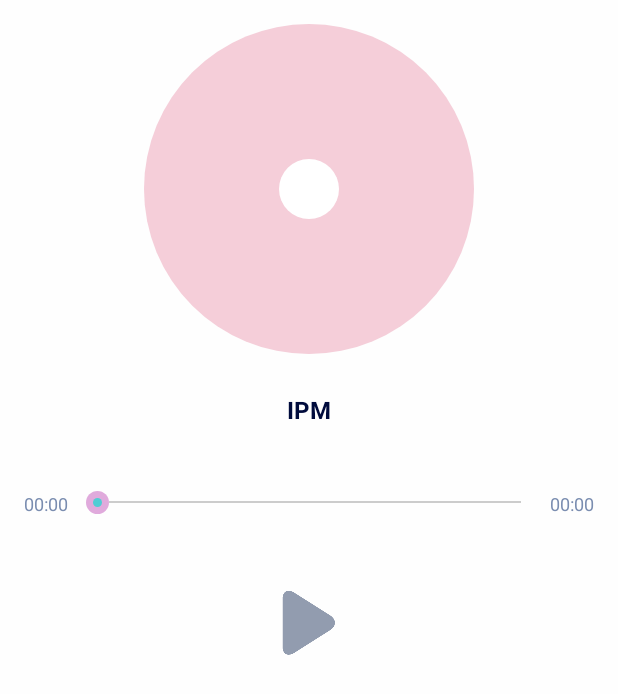
After one commit to W-B-S/ipm-player-android, an Android app: the layout activity_player.xml on its own in the app's theme, with its tools: preview values and no code run, on a phone screen of 412 x 824 dp. The commit adds this screen. Shown: the top 694 px of the screen. Run offline under Robolectric (Android 15) with nearby library versions, the phone set to English and light mode, and no system bars.

Commit message:
MVP 架构完成

```diff
--- a/app/src/main/AndroidManifest.xml
+++ b/app/src/main/AndroidManifest.xml
@@ -21,9 +21,8 @@
                 <category android:name="android.intent.category.LAUNCHER" />
             </intent-filter>
         </activity>
-
-        <activity android:name=".MainActivity"/>
-
+        <activity android:name=".PlayActivity" />
+        <activity android:name=".module.main.MainActivity"></activity>
     </application>
 
 </manifest>
--- /dev/null
+++ b/app/src/main/res/layout/activity_player.xml
@@ -0,0 +1,127 @@
+<?xml version="1.0" encoding="utf-8"?>
+<RelativeLayout xmlns:android="http://schemas.android.com/apk/res/android"
+    xmlns:app="http://schemas.android.com/apk/res-auto"
+    xmlns:tools="http://schemas.android.com/tools"
+    android:layout_width="match_parent"
+    android:layout_height="match_parent"
+    android:background="#ceffffff"
+    tools:context="com.ipm.ipm.PlayActivity">
+
+    <RelativeLayout
+        android:id="@+id/cover_layout"
+        android:layout_width="220dp"
+        android:layout_height="220dp"
+        android:layout_centerHorizontal="true"
+        android:layout_marginTop="16dp">
+
+        <com.ipm.ipm.widget.CircleImageView
+            android:id="@+id/music_cover"
+            android:layout_width="match_parent"
+            android:layout_height="match_parent"
+            android:src="#f5ced9" />
+
+        <View
+            android:layout_width="40dp"
+            android:layout_height="40dp"
+            android:layout_centerInParent="true"
+            android:background="@drawable/shape_round_white" />
+    </RelativeLayout>
+
+    <TextView
+        android:id="@+id/song_name"
+        android:layout_width="match_parent"
+        android:layout_height="wrap_content"
+        android:layout_below="@+id/cover_layout"
+        android:layout_marginTop="26dp"
+        android:gravity="center"
+        android:paddingLeft="16dp"
+        android:paddingRight="16dp"
+        android:text="IPM"
+        android:textColor="#000b3c"
+        android:textSize="16sp"
+        android:textStyle="bold" />
+
+
+
+    <RelativeLayout
+        android:id="@+id/seekBar_layout"
+        android:layout_width="match_parent"
+        android:layout_height="wrap_content"
+        android:layout_below="@id/song_name"
+        android:layout_marginBottom="10dp"
+        android:layout_marginTop="43dp">
+
+        <SeekBar
+            android:id="@+id/seekBar"
+            android:layout_width="match_parent"
+            android:layout_height="wrap_content"
+            android:layout_centerVertical="true"
+            android:layout_marginLeft="12dp"
+            android:layout_marginRight="12dp"
+            android:layout_toLeftOf="@+id/total_time"
+            android:layout_toRightOf="@+id/start_time"
+            android:maxHeight="1.5dp"
+            android:paddingEnd="7.5dp"
+            android:paddingLeft="7.5dp"
+            android:paddingRight="7.5dp"
+            android:paddingStart="7.5dp"
+            android:progressDrawable="@drawable/seekbar_progress"
+            android:thumb="@drawable/seekbar_thumb" />
+
+        <TextView
+            android:id="@+id/start_time"
+            android:layout_width="wrap_content"
+            android:layout_height="wrap_content"
+            android:layout_centerVertical="true"
+            android:layout_marginLeft="16dp"
+            android:gravity="center"
+            android:text="00:00"
+            android:textColor="#7a8db0"
+            android:textSize="12sp" />
+
+        <TextView
+            android:id="@+id/total_time"
+            android:layout_width="wrap_content"
+            android:layout_height="wrap_content"
+            android:layout_alignParentRight="true"
+            android:layout_centerVertical="true"
+            android:layout_marginRight="16dp"
+            android:gravity="center"
+            android:text="00:00"
+            android:textColor="#7a8db0"
+            android:textSize="12sp" />
+    </RelativeLayout>
+
+    <ImageView
+        android:id="@+id/btn_play_pause"
+        android:layout_width="wrap_content"
+        android:layout_height="wrap_content"
+        android:layout_below="@+id/seekBar_layout"
+        android:layout_centerHorizontal="true"
+        android:layout_marginTop="40dp"
+        android:src="@mipmap/ic_play" />
+
+    <!--<ImageView
+        android:id="@+id/btn_pre"
+        android:layout_width="wrap_content"
+        android:layout_height="30dp"
+        android:layout_below="@+id/seekBar_layout"
+        android:layout_marginRight="20dp"
+        android:layout_marginTop="48dp"
+        android:layout_toLeftOf="@id/btn_play_pause"
+        android:adjustViewBounds="true"
+        android:src="@drawable/ic_pre" />
+
+    <ImageView
+        android:id="@+id/btn_next"
+        android:layout_width="wrap_content"
+        android:layout_height="30dp"
+        android:layout_below="@+id/seekBar_layout"
+        android:layout_marginLeft="20dp"
+        android:layout_marginTop="48dp"
+        android:layout_toRightOf="@id/btn_play_pause"
+        android:adjustViewBounds="true"
+        android:src="@drawable/ic_next" />-->
+
+
+</RelativeLayout>
```
Also changed, not shown: app/src/main/java/com/ipm/ipm/PlayActivity.java (renamed from app/src/main/java/com/ipm/ipm/MainActivity.java, +3 -5 lines), app/src/main/java/com/ipm/ipm/base/BaseMvpFragment.java (added, +194 -0 lines), app/src/main/java/com/ipm/ipm/module/main/MainActivity.java (added, +19 -0 lines), app/src/main/java/com/ipm/ipm/module/splash/SplashActivity.java (+4 -3 lines), app/src/main/res/layout/activity_main.xml (+3 -121 lines).
